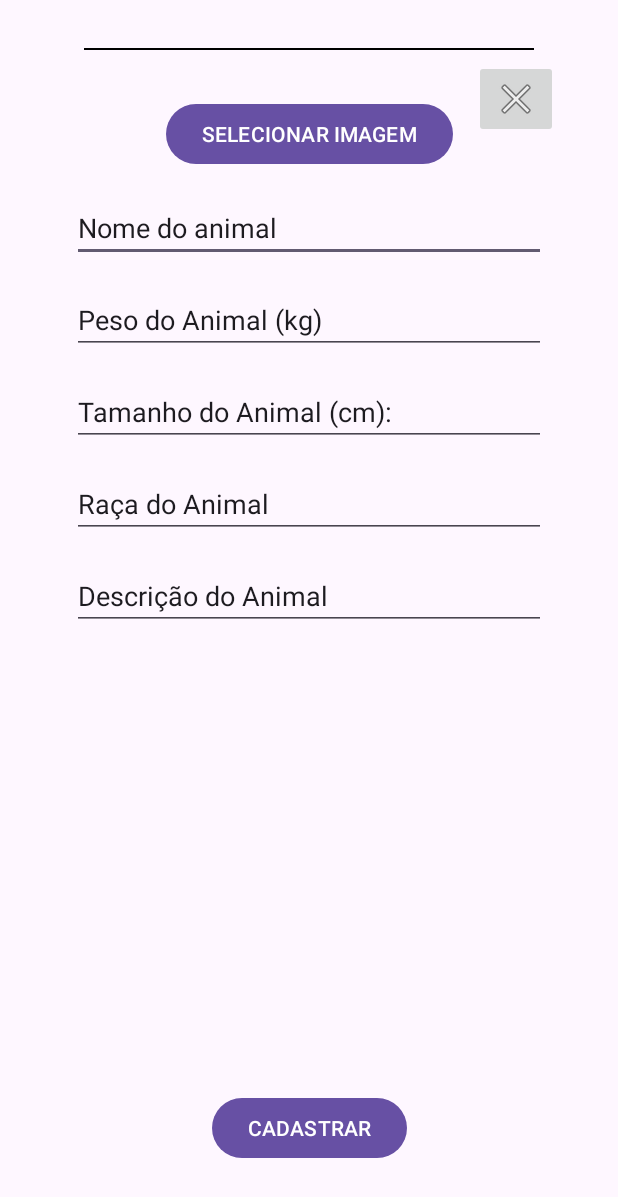
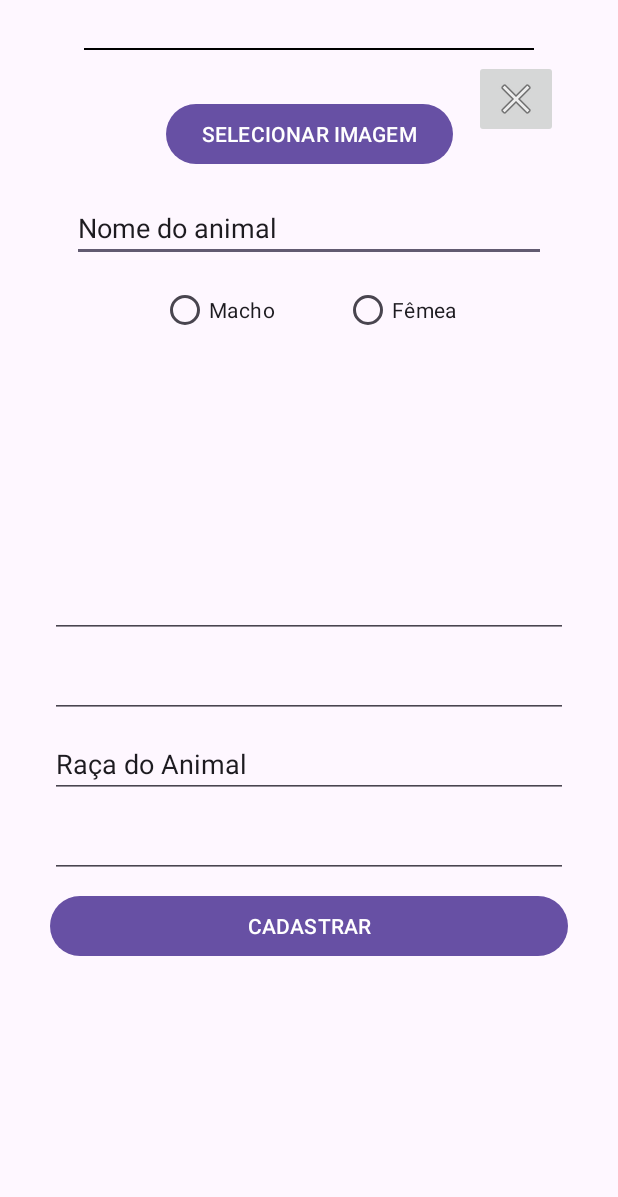
Before and after one commit to StephanyLahass/Miaujuda, an Android app: the CadastrarPetActivity screen opened directly, with no data from a screen before it, on a phone screen of 412 x 824 dp. Shown: the top 1197 px of the screen. Run offline under Robolectric (Android 15) with nearby library versions, the phone set to English and light mode, and no system bars.

```diff
--- a/app/src/main/res/layout/activity_cadastrar_pet.xml
+++ b/app/src/main/res/layout/activity_cadastrar_pet.xml
@@ -20,6 +20,16 @@
         app:layout_constraintStart_toStartOf="parent"
         app:layout_constraintTop_toTopOf="parent"
         app:layout_constraintVertical_bias="0.0">
+
+        <ScrollView
+            android:layout_width="match_parent"
+            android:layout_height="match_parent">
+
+            <LinearLayout
+                android:layout_width="match_parent"
+                android:layout_height="wrap_content"
+                android:orientation="vertical" />
+        </ScrollView>
 
         <TextView
             android:id="@+id/textView4"
@@ -94,72 +104,82 @@
             app:layout_constraintStart_toStartOf="parent"
             app:layout_constraintTop_toBottomOf="@+id/btn_sImg" />
 
-        <Button
-            android:id="@+id/btn_cadPetAd"
+        <RadioButton
+            android:id="@+id/rbM_cadAnAd"
             android:layout_width="wrap_content"
             android:layout_height="wrap_content"
-            android:layout_marginBottom="16dp"
-            android:text="CADASTRAR"
-            app:layout_constraintBottom_toBottomOf="parent"
-            app:layout_constraintEnd_toEndOf="parent"
-            app:layout_constraintStart_toStartOf="parent" />
-
-        <EditText
-            android:id="@+id/etPeso_anAdoc"
-            android:layout_width="0dp"
-            android:layout_height="wrap_content"
-            android:layout_marginStart="16dp"
-            android:layout_marginTop="16dp"
-            android:layout_marginEnd="16dp"
-            android:ems="10"
-            android:inputType="numberDecimal"
-            android:text="Peso do Animal (kg)"
-            app:layout_constraintEnd_toEndOf="parent"
+            android:layout_marginStart="75dp"
+            android:layout_marginTop="8dp"
+            android:text="Macho"
             app:layout_constraintStart_toStartOf="parent"
             app:layout_constraintTop_toBottomOf="@+id/etNome_anAdoc" />
 
+        <RadioButton
+            android:id="@+id/rbF_cadAnAd"
+            android:layout_width="wrap_content"
+            android:layout_height="wrap_content"
+            android:layout_marginTop="8dp"
+            android:layout_marginEnd="75dp"
+            android:text="Fêmea"
+            app:layout_constraintEnd_toEndOf="parent"
+            app:layout_constraintTop_toBottomOf="@+id/etNome_anAdoc" />
+
+        <LinearLayout
+            android:layout_width="345dp"
+            android:layout_height="269dp"
+            android:layout_marginStart="1dp"
+            android:layout_marginTop="8dp"
+            android:layout_marginEnd="1dp"
+            android:layout_marginBottom="1dp"
+            android:orientation="vertical"
+            app:layout_constraintBottom_toBottomOf="parent"
+            app:layout_constraintEnd_toEndOf="parent"
+            app:layout_constraintStart_toStartOf="parent"
+            app:layout_constraintTop_toBottomOf="@+id/rbM_cadAnAd">
+
             <EditText
-            android:id="@+id/etTam_anAdoc"
-            android:layout_width="0dp"
+                android:id="@+id/etPeso_cadAnAd"
+                android:layout_width="match_parent"
                 android:layout_height="wrap_content"
-            android:layout_marginStart="16dp"
-            android:layout_marginTop="16dp"
-            android:layout_marginEnd="16dp"
+                android:layout_marginBottom="8dp"
+                android:ems="10"
+                android:inputType="numberDecimal"
+                tools:text="Peso do Animal (kg)" />
+
+            <EditText
+                android:id="@+id/etTam_cadAnAd"
+                android:layout_width="match_parent"
+                android:layout_height="wrap_content"
+                android:layout_marginBottom="8dp"
                 android:ems="10"
                 android:inputType="number"
-            android:text="Tamanho do Animal (cm):"
-            app:layout_constraintEnd_toEndOf="parent"
-            app:layout_constraintStart_toStartOf="parent"
-            app:layout_constraintTop_toBottomOf="@+id/etPeso_anAdoc" />
+                tools:text="Tamanho do Animal (cm)" />
 
             <EditText
-            android:id="@+id/etRaca_anAdoc"
-            android:layout_width="0dp"
+                android:id="@+id/etRaca_cadAnAd"
+                android:layout_width="match_parent"
                 android:layout_height="wrap_content"
-            android:layout_marginStart="16dp"
-            android:layout_marginTop="16dp"
-            android:layout_marginEnd="16dp"
+                android:layout_marginBottom="8dp"
                 android:ems="10"
                 android:inputType="text"
-            android:text="Raça do Animal"
-            app:layout_constraintEnd_toEndOf="parent"
-            app:layout_constraintStart_toStartOf="parent"
-            app:layout_constraintTop_toBottomOf="@+id/etTam_anAdoc" />
+                android:text="Raça do Animal" />
 
             <EditText
-            android:id="@+id/etDesc_anAdoc"
-            android:layout_width="0dp"
+                android:id="@+id/etDesc_cadAnAd"
+                android:layout_width="match_parent"
                 android:layout_height="wrap_content"
-            android:layout_marginStart="16dp"
-            android:layout_marginTop="16dp"
-            android:layout_marginEnd="16dp"
+                android:layout_marginBottom="8dp"
                 android:ems="10"
                 android:gravity="start|top"
                 android:inputType="textMultiLine"
-            android:text="Descrição do Animal"
-            app:layout_constraintEnd_toEndOf="parent"
-            app:layout_constraintStart_toStartOf="parent"
-            app:layout_constraintTop_toBottomOf="@+id/etRaca_anAdoc" />
+                tools:text="Descrição do Animal" />
+
+            <Button
+                android:id="@+id/btnCadAnAd"
+                android:layout_width="match_parent"
+                android:layout_height="wrap_content"
+                android:text="CADASTRAR" />
+        </LinearLayout>
 
     </androidx.constraintlayout.widget.ConstraintLayout>
 </androidx.constraintlayout.widget.ConstraintLayout>
```
Lines whose indentation alone changed are shown as unchanged.
